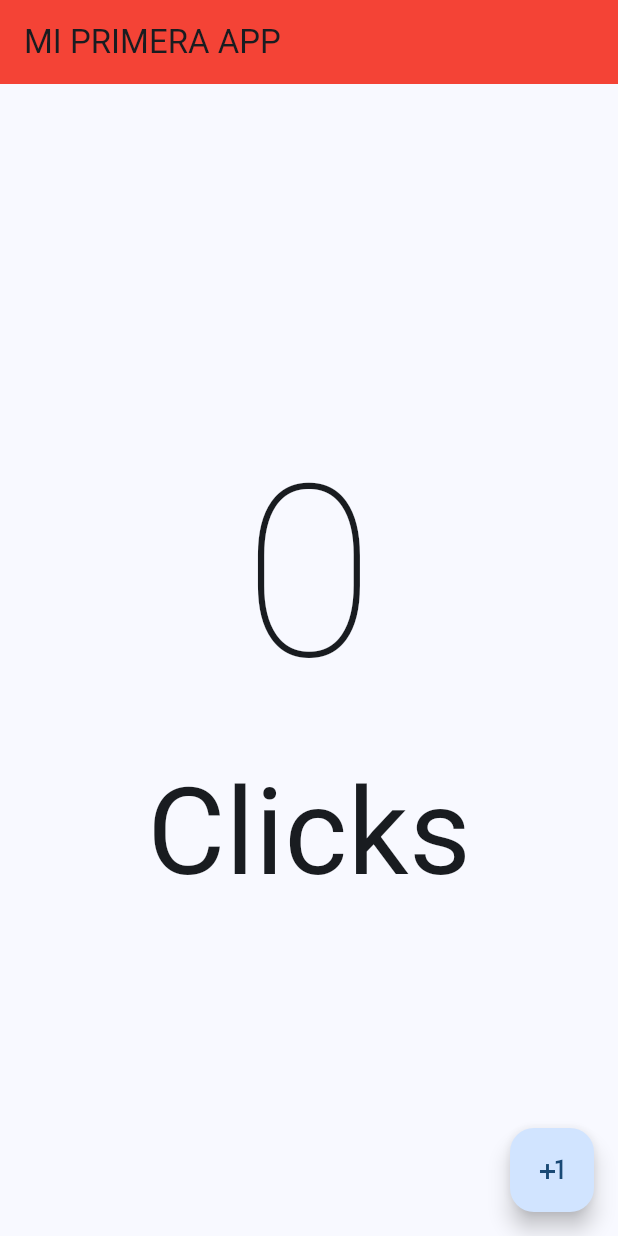
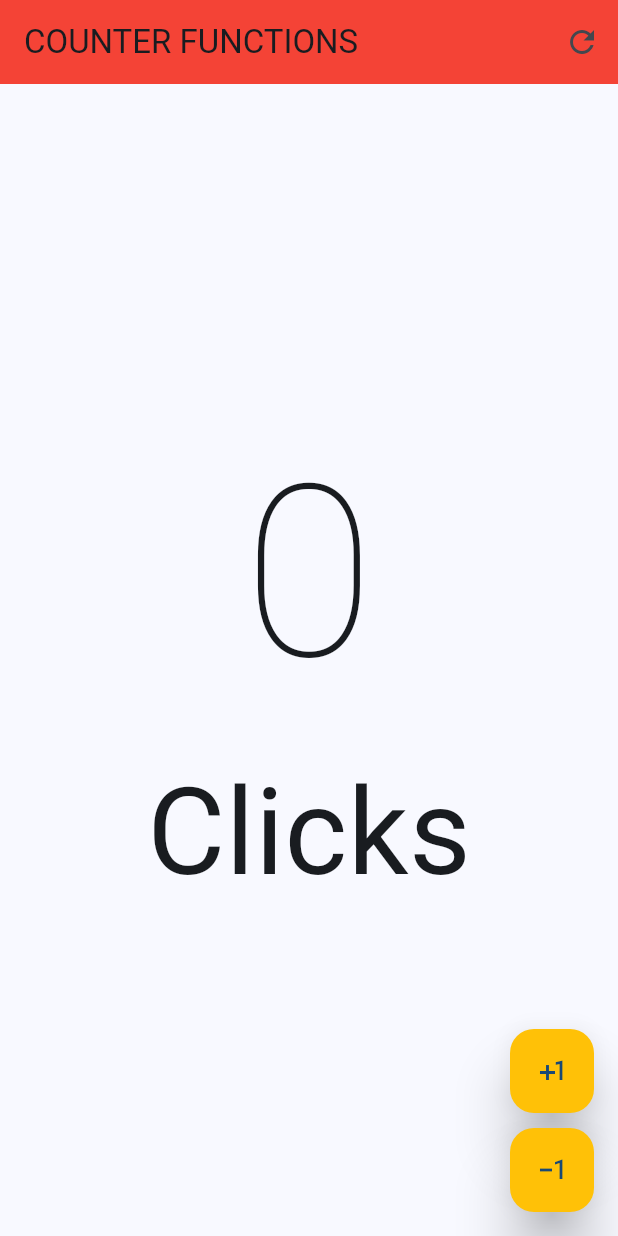
Before and after one commit to joseroyo3/flutter_01_conter_program, a Flutter app: the screen it shows after launch, on a phone screen of 412 x 824 dp. Run offline on Flutter 3.47's test engine with Material 3 defaults, Android fonts, the phone set to English and light mode, and no system bars.

Commit message:
second commit

```diff
--- a/lib/main.dart
+++ b/lib/main.dart
@@ -1,5 +1,5 @@
 import 'package:flutter/material.dart';
-import 'package:flutter_01_conter_program/presentation/screens/counter/counter_screen.dart';
+import 'package:flutter_01_conter_program/presentation/screens/counter/counter_functions_screen.dart';
 
 void main() {
   runApp(const MainApp());
@@ -13,10 +13,10 @@ class MainApp extends StatelessWidget {
     return MaterialApp(
       debugShowCheckedModeBanner: false,
       theme: ThemeData(
-        useMaterial3: true,
+        useMaterial3: true,  // Corregido de useMaterials a useMaterial3
         colorSchemeSeed: Colors.blue,
       ),
-      home: const CounterScreen(),
+      home: const CounterFunctionsScreen(),
     );
   }
 }
--- /dev/null
+++ b/lib/presentation/screens/counter/counter_functions_screen.dart
@@ -0,0 +1,92 @@
+import 'package:flutter/material.dart';
+
+class CounterFunctionsScreen extends StatefulWidget {
+  const CounterFunctionsScreen({super.key});
+
+  @override
+  State<CounterFunctionsScreen> createState() => _CounterFunctionsScreenState();
+}
+
+class _CounterFunctionsScreenState extends State<CounterFunctionsScreen> {
+  int contador = 0;
+
+  @override
+  Widget build(BuildContext context) {
+    return Scaffold(
+      appBar: AppBar(
+        title: const Text('COUNTER FUNCTIONS'),
+        backgroundColor: Colors.red,
+        actions: [
+          IconButton(
+            onPressed: () {
+              //contador = 0; podria estar fuera o dentro
+              setState(() {
+                contador = 0;
+              });
+            },
+            icon: const Icon(Icons.refresh_outlined),
+          ),
+        ],
+      ),
+      body: Center(
+        child: Column(
+          mainAxisAlignment: MainAxisAlignment.center,
+          children: [
+            Text(
+              '$contador',
+              style: const TextStyle(
+                fontSize: 160,
+                fontWeight: FontWeight.w200,
+              ),
+            ),
+            Text(
+              contador == 1 ? 'Click' : 'Clicks',
+              style: const TextStyle(fontSize: 80),
+            ),
+          ],
+        ),
+      ),
+      floatingActionButton: Column(
+        mainAxisAlignment: MainAxisAlignment.end, //baja los botones
+        children: [
+          CustomBotom(
+            icon: Icons.plus_one,
+            onPressed: () {
+              contador++;
+              setState(() {});
+            },
+          ),
+          const SizedBox(height: 10), // Espacio entre botones
+          CustomBotom(
+            icon: Icons.exposure_minus_1,
+            onPressed: () {
+              if (contador == 0) return;
+              contador--;
+              setState(() {});
+            },
+          ),
+        ],
+      ),
+    );
+  }
+}
+
+// BOTON PERSONALIZADO
+class CustomBotom extends StatelessWidget {
+  final IconData icon;
+  final VoidCallback? onPressed;
+
+  const CustomBotom({super.key, required this.icon, this.onPressed});
+
+  @override
+  Widget build(BuildContext context) {
+    return FloatingActionButton(
+      enableFeedback: true,
+      backgroundColor: Colors.amber,
+      elevation: 15,
+      heroTag: 'decrement',
+      onPressed: onPressed,
+      child: Icon(icon),
+    );
+  }
+}
```
Also changed, not shown: lib/presentation/screens/counter/counter_function_screen.dart (deleted).
